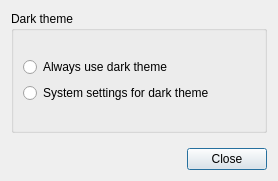
Before: the Qt Designer form forms/darktheme-settings-dialog.ui in insilmaril/vym, drawn with Qt 5.
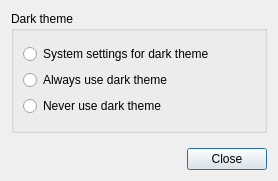
After: the same form once the commit is applied.

Commit message: Feature: Option to 'never' use dark theme

What changed in the file:
```diff
--- a/forms/darktheme-settings-dialog.ui
+++ b/forms/darktheme-settings-dialog.ui
@@ -34,16 +34,6 @@
      <layout class="QVBoxLayout" name="verticalLayout_3">
       <item>
        <layout class="QVBoxLayout" name="verticalLayout">
-        <item>
-         <widget class="QRadioButton" name="alwaysUseDarkThemeButton">
-          <property name="text">
-           <string>Always use dark theme</string>
-          </property>
-          <attribute name="buttonGroup">
-           <string notr="true">buttonGroup</string>
-          </attribute>
-         </widget>
-        </item>
         <item>
          <widget class="QRadioButton" name="systemUseDarkThemeButton">
           <property name="text">
@@ -54,6 +44,23 @@
           </attribute>
          </widget>
         </item>
+        <item>
+         <widget class="QRadioButton" name="alwaysUseDarkThemeButton">
+          <property name="text">
+           <string>Always use dark theme</string>
+          </property>
+          <attribute name="buttonGroup">
+           <string notr="true">buttonGroup</string>
+          </attribute>
+         </widget>
+        </item>
+        <item>
+         <widget class="QRadioButton" name="neverUseDarkThemeButton">
+          <property name="text">
+           <string>Never use dark theme</string>
+          </property>
+         </widget>
+        </item>
        </layout>
       </item>
      </layout>
```
The commit also changes 3 other files.
